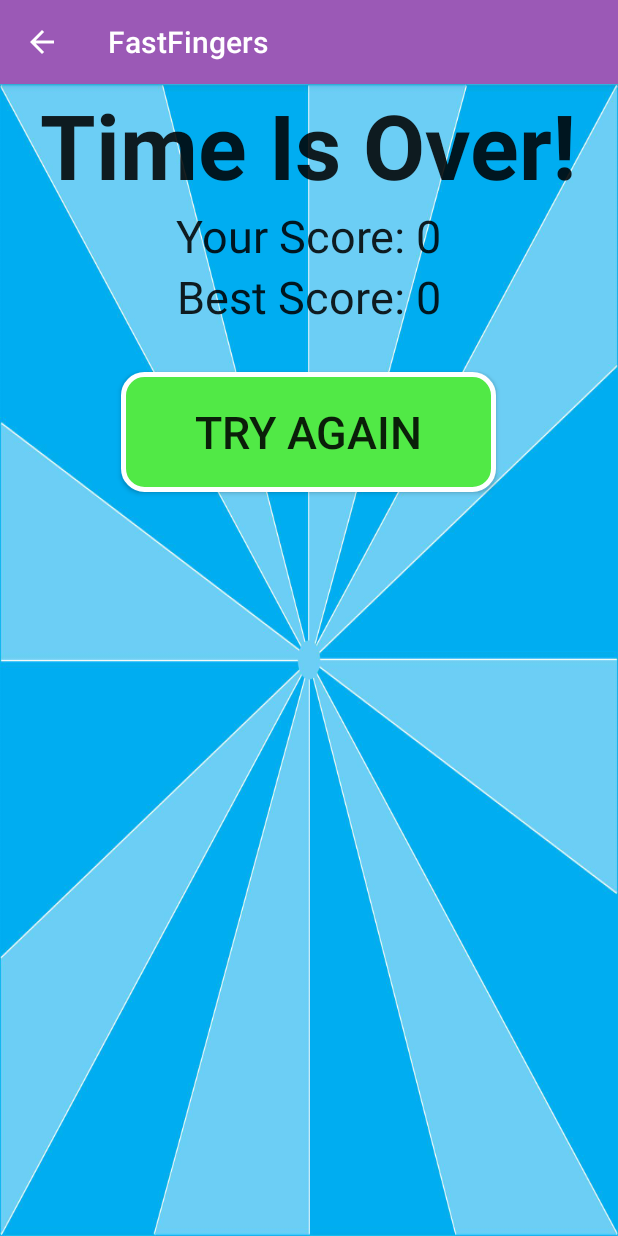
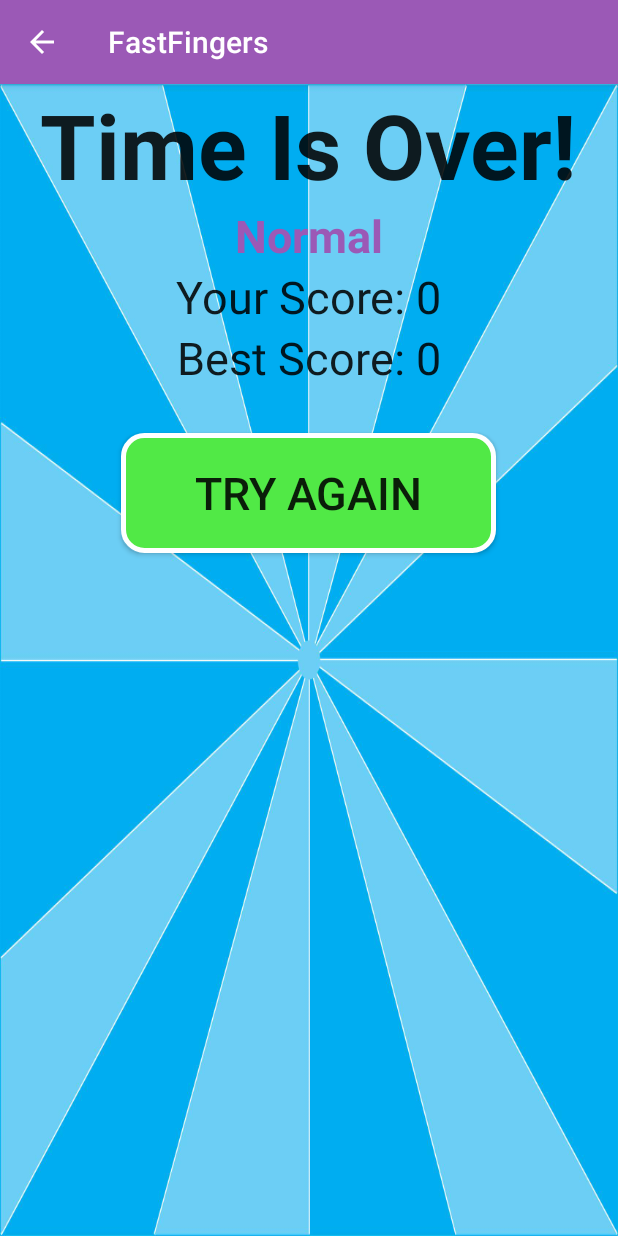
Before and after one commit to juancruzgs/FastFingers, an Android app: the fragment LoseFragment placed in its activity, on a phone screen of 412 x 824 dp. Run offline under Robolectric (Android 15) with nearby library versions, the phone set to English and light mode, and no system bars; 2 statements that could not run were skipped.

Commit message:
Modes working

```diff
--- a/app/src/main/java/com/mobilemakers/fastfingers/GameActivity.java
+++ b/app/src/main/java/com/mobilemakers/fastfingers/GameActivity.java
@@ -11,21 +11,25 @@ public class GameActivity extends ActionBarActivity implements GameFragment.OnTi
     public static final String GAME_MODE = "game_mode";
     private static final int DEFAULT_MODE = 0;
 
+    int mMode = 0;
+
     @Override
     public void onTimeIsOver(long score) {
         LoseFragment loseFragment = new LoseFragment();
         Bundle bundle = new Bundle();
         bundle.putLong(LoseFragment.SCORE, score);
+        bundle.putInt(LoseFragment.GAME_MODE, mMode);
         loseFragment.setArguments(bundle);
         getSupportFragmentManager().beginTransaction()
-                .add(R.id.container, loseFragment)
+                .replace(R.id.container, loseFragment)
                 .commit();
     }
 
     @Override
     public void onTryAgain() {
+        GameFragment gameFragment = createGameFragmentWithParamters();
         getSupportFragmentManager().beginTransaction()
-                .replace(R.id.container, new GameFragment())
+                .replace(R.id.container, gameFragment)
                 .commit();
     }
 
@@ -34,16 +38,20 @@ public class GameActivity extends ActionBarActivity implements GameFragment.OnTi
         super.onCreate(savedInstanceState);
         setContentView(R.layout.activity_game);
         if (savedInstanceState == null) {
-            GameFragment gameFragment = new GameFragment();
-            int mode = getIntent().getIntExtra(GAME_MODE, DEFAULT_MODE);
-            Bundle bundle = new Bundle();
-            bundle.putInt(GameFragment.GAME_MODE, mode);
-            gameFragment.setArguments(bundle);
-
+            mMode = getIntent().getIntExtra(GAME_MODE, DEFAULT_MODE);
+            GameFragment gameFragment = createGameFragmentWithParamters();
             getSupportFragmentManager().beginTransaction()
                     .add(R.id.container, gameFragment)
                     .commit();
         }
+    }
+
+    private GameFragment createGameFragmentWithParamters() {
+        GameFragment gameFragment = new GameFragment();
+        Bundle bundle = new Bundle();
+        bundle.putInt(GameFragment.GAME_MODE, mMode);
+        gameFragment.setArguments(bundle);
+        return gameFragment;
     }
 
     @Override
--- a/app/src/main/java/com/mobilemakers/fastfingers/GameFragment.java
+++ b/app/src/main/java/com/mobilemakers/fastfingers/GameFragment.java
@@ -23,9 +23,14 @@ import java.util.Random;
 public class GameFragment extends Fragment {
 
     public static final String GAME_MODE = "game_mode";
+    private static final int MODE_NORMAL = 0;
+    //private static final int MODE_SURVIVAL = 1;
+    private static final int MODE_HARDCORE = 2;
 
     final static long TIME_PER_WORD_NORMAL = 4000;
     final static long COUNT_DOWN_INTERVAL = 100;
+    final static long TIME_SURVIVAL = 30000;
+
     final static String COLOR_RED = "red";
     final static String COLOR_GREEN = "green";
 
@@ -94,7 +99,9 @@ public class GameFragment extends Fragment {
                     editTextWord.getText().clear();
                     updateScore();
                     updateRandomWordForTextView();
-                    restartCountDown();
+                    if (mMode == MODE_NORMAL){
+                        restartCountDown();
+                    }
                 } else {
                     String word = mTextViewWord.getText().toString();
                     String wordToCompare = "";
@@ -102,19 +109,25 @@ public class GameFragment extends Fragment {
                         wordToCompare = word.substring(0, s.length());
                     } catch (Exception e) {
                         //s.length > word.length
-                        editTextWord.setTextColor(Color.parseColor(COLOR_RED));
+                        incorrectWordChanges();
                     }
 
                     if (s.toString().equals(wordToCompare)) {
                         editTextWord.setTextColor(Color.parseColor(COLOR_GREEN));
                     } else {
-                        editTextWord.setTextColor(Color.parseColor(COLOR_RED));
+                        incorrectWordChanges();
                     }
                 }
             }
 
             private void updateScore() {
-                mScore += mScorePerWord;
+                if (mMode == MODE_NORMAL){
+                    mScore += mScorePerWord;
+                }
+                else {
+                    mScore += mTextViewWord.getText().toString().length()*100;
+                }
+
                 textViewActualScore.setText(String.format(getString(R.string.actual_score), mScore));
             }
 
@@ -122,6 +135,13 @@ public class GameFragment extends Fragment {
                 mScorePerWord = TIME_PER_WORD_NORMAL;
                 mCounter.cancel();
                 mCounter.start();
+            }
+
+            private void incorrectWordChanges(){
+                editTextWord.setTextColor(Color.parseColor(COLOR_RED));
+                if (mMode == MODE_HARDCORE){
+                    gameTerminated();
+                }
             }
 
         });
@@ -133,17 +153,16 @@ public class GameFragment extends Fragment {
         }
     }
 
-    private void updateRandomWordForTextView() {
-        int position = mRandom.nextInt(mWords.length);
-        mTextViewWord.setText(mWords[position]);
-    }
-
     private void prepareInitialWord() {
         mWords = getResources().getStringArray(R.array.string_array_words);
         mRandom = new Random();
         updateRandomWordForTextView();
     }
 
+    private void updateRandomWordForTextView() {
+        int position = mRandom.nextInt(mWords.length);
+        mTextViewWord.setText(mWords[position]);
+    }
     @Override
     public void onActivityCreated(@Nullable Bundle savedInstanceState) {
         super.onActivityCreated(savedInstanceState);
@@ -159,7 +178,16 @@ public class GameFragment extends Fragment {
 
     private void startCountDown() {
         TextView textViewTimer = (TextView)getActivity().findViewById(R.id.text_view_timer);
-        mCounter = new CountDown(textViewTimer , TIME_PER_WORD_NORMAL, COUNT_DOWN_INTERVAL);
+        long time;
+        if (mMode == MODE_NORMAL)
+        {
+            time = TIME_PER_WORD_NORMAL;
+        }
+        else {
+            time = TIME_SURVIVAL;
+        }
+
+        mCounter = new CountDown(textViewTimer , time, COUNT_DOWN_INTERVAL);
         mCounter.start();
     }
 
@@ -167,6 +195,11 @@ public class GameFragment extends Fragment {
     public void onPause() {
         super.onPause();
         mCounter.cancel();
+    }
+
+    private void gameTerminated() {
+        mCounter.cancel();
+        mCallback.onTimeIsOver(mScore);
     }
 
     private class CountDown extends CountDownTimer {
@@ -182,6 +215,7 @@ public class GameFragment extends Fragment {
         public void onTick(long millisUntilFinished) {
             String time = formatMillisecondsForDisplay(millisUntilFinished);
             mTextViewTimer.setText(time);
+            //Survival and Hardcore don't use this
             mScorePerWord -=  COUNT_DOWN_INTERVAL;
         }
 
@@ -193,8 +227,8 @@ public class GameFragment extends Fragment {
 
         @Override
         public void onFinish() {
-            cancel();
-            mCallback.onTimeIsOver(mScore);
+            gameTerminated();
         }
+
     }
 }
--- a/app/src/main/java/com/mobilemakers/fastfingers/LoseFragment.java
+++ b/app/src/main/java/com/mobilemakers/fastfingers/LoseFragment.java
@@ -15,7 +15,12 @@ import android.widget.TextView;
 public class LoseFragment extends Fragment {
 
     public static final String SCORE = "score";
-    long mScore;
+    public static final String GAME_MODE = "game_mode";
+    private static final long DEFAULT_SCORE = 0;
+
+    private static final int MODE_NORMAL = 0;
+    private static final int MODE_SURVIVAL = 1;
+    private static final int MODE_HARDCORE = 2;
 
     OnTryAgainListener mCallback;
 
@@ -59,44 +64,80 @@ public class LoseFragment extends Fragment {
     @Override
     public void onActivityCreated(@Nullable Bundle savedInstanceState) {
         super.onActivityCreated(savedInstanceState);
-        retrieveScore();
-        prepareTextViewScore();
-        prepareTextViewBest();
+        long score = retrieveScore();
+        int mode = retrieveMode();
+        prepareTextViewMode(mode);
+        prepareTextViewScore(score);
+        prepareTextViewBest(score, mode);
     }
 
-    private void retrieveScore() {
-        if (getArguments().containsKey(SCORE)){
-            mScore = getArguments().getLong(SCORE);
+    private int retrieveMode() {
+        int mode = 0;
+        if (getArguments().containsKey(GAME_MODE)){
+            mode = getArguments().getInt(GAME_MODE);
         }
-        else {
-            mScore = 0;
-        }
+        return mode;
     }
 
-    private void prepareTextViewScore() {
-        TextView textViewScore = (TextView)getActivity().findViewById(R.id.text_view_your_score);
-        textViewScore.setText(String.format(getString(R.string.your_score), mScore));
+    private long retrieveScore() {
+        long score = 0;
+        if (getArguments().containsKey(SCORE)){
+            score = getArguments().getLong(SCORE);
+        }
+        return score;
     }
 
-    private void prepareTextViewBest() {
-        long bestScore = compareActualAndBestScore();
+    private void prepareTextViewMode(int mode) {
+        TextView textViewMode = (TextView)getActivity().findViewById(R.id.text_view_mode);
+        String text;
+        switch (mode){
+            case MODE_NORMAL: text = getString(R.string.mode_normal);
+                break;
+            case MODE_SURVIVAL: text = getString(R.string.mode_survival);
+                break;
+            case MODE_HARDCORE: text = getString(R.string.mode_hardcore);
+                break;
+            default: text = getString(R.string.mode_normal);
+                break;
+        }
+        textViewMode.setText(text);
+    }
+
+    private void prepareTextViewScore(long score) {
+        TextView textViewScore = (TextView)getActivity().findViewById(R.id.text_view_your_score);
+        textViewScore.setText(String.format(getString(R.string.your_score), score));
+    }
+
+    private void prepareTextViewBest(long score, int mode) {
+        long bestScore = compareActualAndBestScore(score, mode);
         TextView textViewBest = (TextView)getActivity().findViewById(R.id.text_view_best);
         textViewBest.setText(String.format(getString(R.string.best_score), bestScore));
     }
 
-    private long compareActualAndBestScore() {
+    private long compareActualAndBestScore(long score, int mode) {
         SharedPreferences sharedPref = getActivity().getPreferences(Context.MODE_PRIVATE);
-        long bestScore = sharedPref.getLong(getString(R.string.saved_best_score), 0);
-        if (mScore > bestScore) {
-            saveScoreAsBestScore(sharedPref);
-            bestScore = mScore;
+        String sharedPrefString;
+        switch (mode){
+            case MODE_NORMAL: sharedPrefString = getString(R.string.saved_best_score_normal);
+                break;
+            case MODE_SURVIVAL: sharedPrefString = getString(R.string.saved_best_score_survival);
+                break;
+            case MODE_HARDCORE: sharedPrefString = getString(R.string.saved_best_score_hardcore);
+                break;
+            default: sharedPrefString = getString(R.string.saved_best_score_normal);
+                break;
+        }
+        long bestScore = sharedPref.getLong(sharedPrefString, DEFAULT_SCORE);
+        if (score > bestScore) {
+            saveScoreAsBestScore(sharedPref, score, sharedPrefString);
+            bestScore = score;
         }
         return bestScore;
     }
 
-    private void saveScoreAsBestScore(SharedPreferences sharedPref) {
+    private void saveScoreAsBestScore(SharedPreferences sharedPref, long score, String sharedPrefString) {
         SharedPreferences.Editor editor = sharedPref.edit();
-        editor.putLong(getString(R.string.saved_best_score), mScore);
+        editor.putLong(sharedPrefString, score);
         editor.apply();
     }
 
--- a/app/src/main/res/layout/fragment_time_is_over.xml
+++ b/app/src/main/res/layout/fragment_time_is_over.xml
@@ -16,6 +16,17 @@
         android:textSize="@dimen/text_view_time_is_over_text_size"
         android:textStyle="bold"
         android:layout_gravity="center_horizontal" />
+
+    <TextView
+        android:id="@+id/text_view_mode"
+        android:layout_width="wrap_content"
+        android:layout_height="wrap_content"
+        android:textAppearance="?android:attr/textAppearanceLarge"
+        android:text="@string/text_view_mode"
+        android:textSize="@dimen/text_view_mode_text_size"
+        android:textColor="@color/text_view_mode"
+        android:layout_gravity="center_horizontal"
+        android:textStyle="bold"/>
 
     <TextView
         android:id="@+id/text_view_your_score"
--- a/app/src/main/res/values/colors.xml
+++ b/app/src/main/res/values/colors.xml
@@ -13,4 +13,5 @@
     <color name="text_view_actual_score">#9b59b6</color>
     <color name="text_view_timer">#FF0000</color>
     <color name="button_text">#FFFFFF</color>
+    <color name="text_view_mode">#9b59b6</color>
 </resources>
--- a/app/src/main/res/values/dimens.xml
+++ b/app/src/main/res/values/dimens.xml
@@ -22,4 +22,5 @@
     <dimen name="button_try_again_margin_top">30dp</dimen>
     <dimen name="button_try_again_text_size">30sp</dimen>
     <dimen name="text_view_best_text_size">30sp</dimen>
+    <dimen name="text_view_mode_text_size">30sp</dimen>
 </resources>
--- a/app/src/main/res/values/strings.xml
+++ b/app/src/main/res/values/strings.xml
@@ -12,7 +12,6 @@
     <string name="title_activity_game">FastFingers</string>
     <string name="your_score">Your Score: %d</string>
     <string name="actual_score">Score: %d</string>
-    <string name="saved_best_score">Best Score</string>
     <string name="saved_best_score_default">0</string>
     <string name="best_score">Best Score: %d</string>
     <string name="text_view_actual_score">Score: 0</string>
@@ -22,5 +21,12 @@
     <string name="text_view_your_score">Your Score: 100</string>
     <string name="text_view_best">Best: 200</string>
     <string name="button_try_again">Try Again</string>
+    <string name="text_view_mode">Normal</string>
+    <string name="mode_normal">Normal</string>
+    <string name="mode_survival">Survival</string>
+    <string name="mode_hardcore">Hardcore</string>
+    <string name="saved_best_score_normal">BestNormal</string>
+    <string name="saved_best_score_survival">BestSurvival</string>
+    <string name="saved_best_score_hardcore">BestHardcore</string>
 
 </resources>
```
